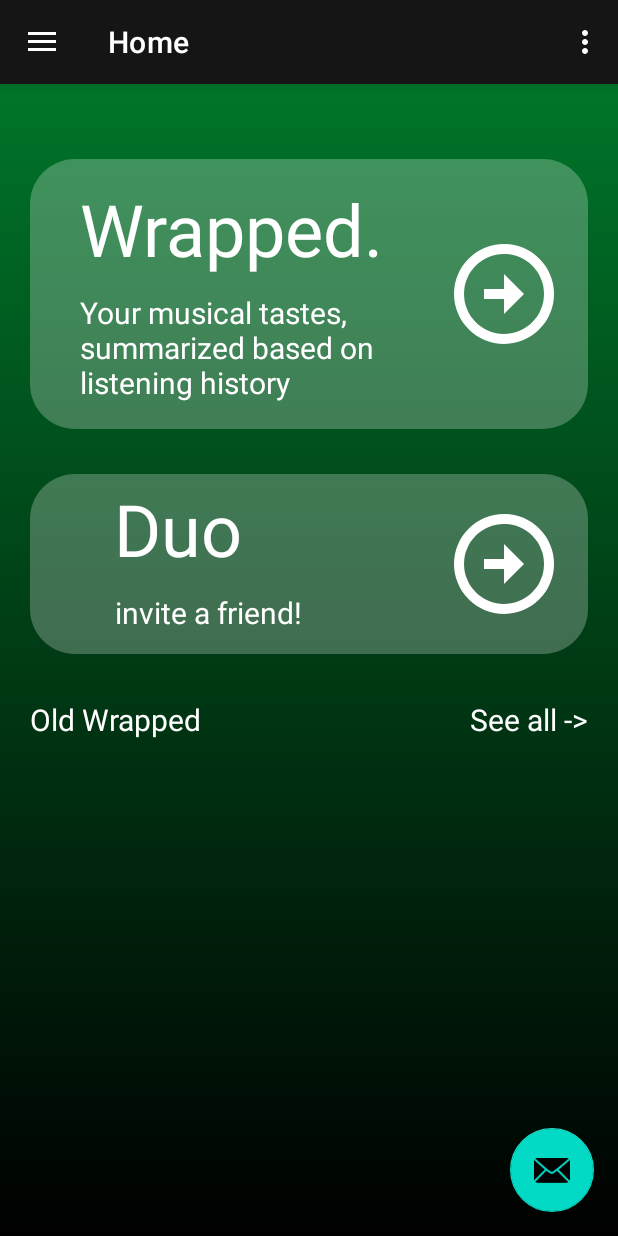
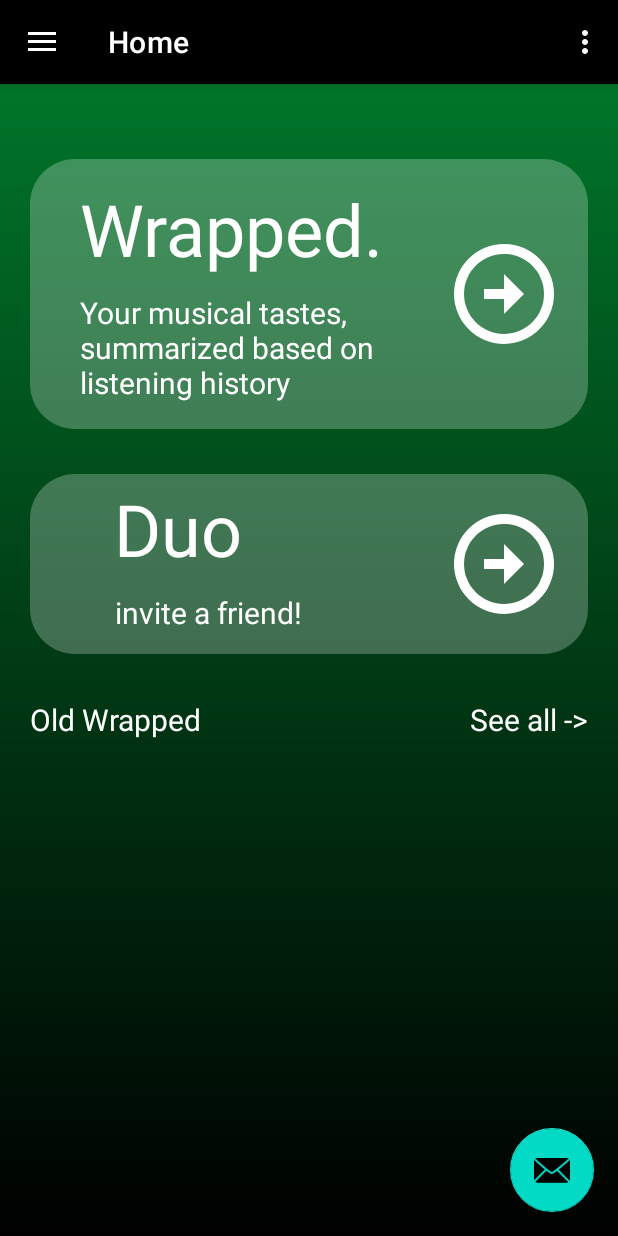
Before and after one commit to AlexT101/wrapped, an Android app: the screen it shows after launch (MainActivity), on a phone screen of 412 x 824 dp. Run offline under Robolectric (Android 15) with nearby library versions, the phone set to English and light mode, and no system bars; our stand-ins replace navigation-ui.

Commit message:
Revert navbar color

```diff
--- a/app/src/main/res/values/colors.xml
+++ b/app/src/main/res/values/colors.xml
@@ -1,5 +1,6 @@
 <?xml version="1.0" encoding="utf-8"?>
 <resources>
+    <color name="purple_700">#FF3700B3</color>
     <color name="black">#FF000000</color>
     <color name="white">#FFFFFF</color>
     <color name="semiWhite">#40FFFFFF</color>
--- a/app/src/main/res/values/themes.xml
+++ b/app/src/main/res/values/themes.xml
@@ -2,7 +2,7 @@
     <!-- Base application theme. -->
     <style name="Theme.Wrapped" parent="Theme.MaterialComponents.DayNight.DarkActionBar">
         <!-- Primary brand color. -->
-        <item name="colorPrimary">@color/nav_background</item>
+        <item name="colorPrimary">@color/black</item>
         <item name="colorPrimaryVariant">@color/black</item>
         <item name="colorOnPrimary">@color/white</item>
         <!-- Status bar color. -->
```
